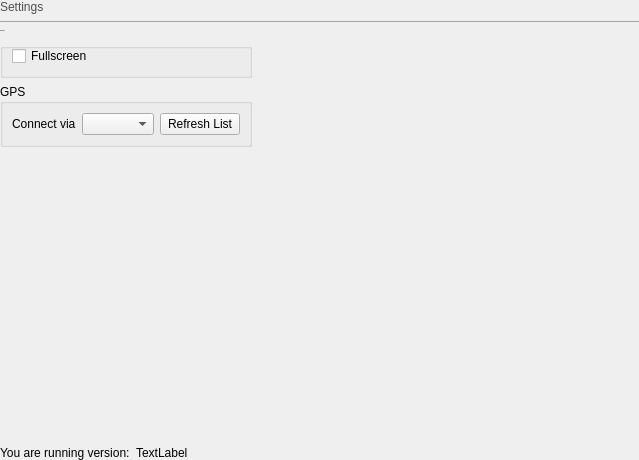
This is src/qmap/ui_settings.ui in roam-qgis/Roam as Qt 5 draws it before an edit. The edited form follows.
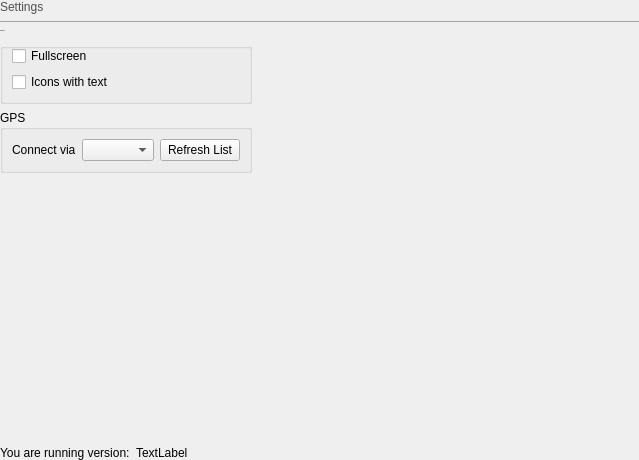
This is the edited form.

Commit message: Show GPS button in toolbar. Add option to show icon with text or not. Text by default.

Diff of the .ui file:
```diff
--- a/src/qmap/ui_settings.ui
+++ b/src/qmap/ui_settings.ui
@@ -64,6 +64,13 @@
         </property>
        </widget>
       </item>
+      <item row="1" column="0">
+       <widget class="QCheckBox" name="checkBox">
+        <property name="text">
+         <string>Icons with text</string>
+        </property>
+       </widget>
+      </item>
      </layout>
     </widget>
    </item>
```
The commit also changes 3 other files.
